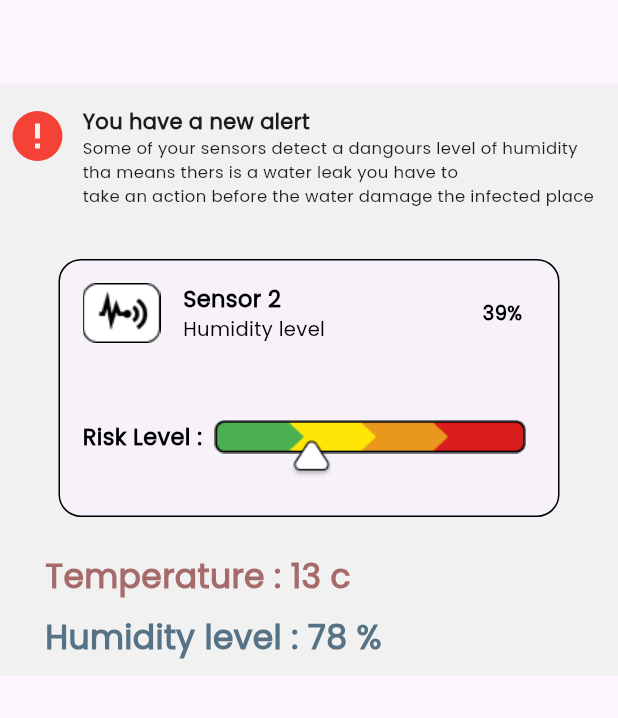
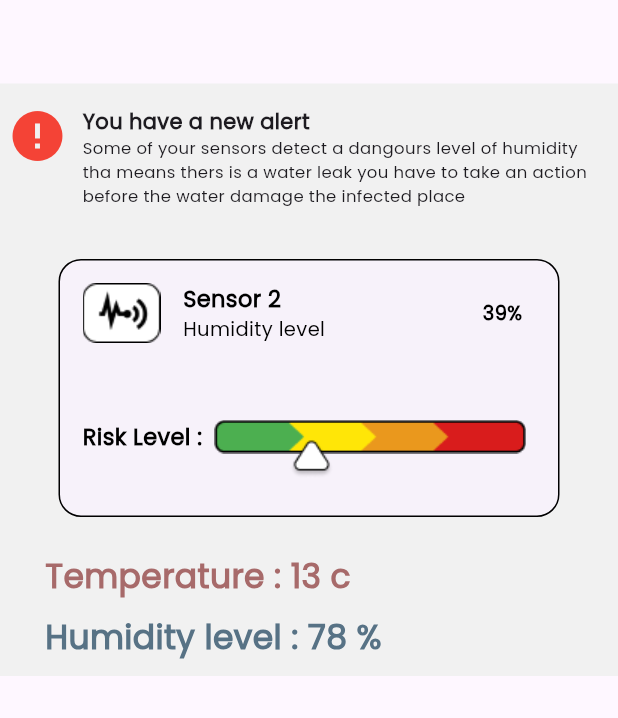
Before and after one commit to ahmedreda6/Drip-Alart, a Flutter app: the AlertsView screen opened by its route, after a tap on "You have a new alert", on a phone screen of 412 x 824 dp, the part 128-846 px from its top. Run offline on Flutter 3.47's test engine with Material 3 defaults, Android fonts, the phone set to English and light mode, and no system bars; our stand-ins replace cloud_firestore, curved_navigation_bar, firebase_auth, firebase_core, font_awesome_flutter, go_router and 4 more; accounts and stored records are empty.

Commit message:
refactor alerts view

```diff
--- /dev/null
+++ b/lib/Features/alerts/presentaion/views/alerts_view.dart
@@ -0,0 +1,13 @@
+import 'package:brain_box/Features/alerts/presentaion/views/widgets/alerts_body_view.dart';
+import 'package:flutter/material.dart';
+
+class AlertsView extends StatelessWidget {
+  const AlertsView({super.key});
+
+  @override
+  Widget build(BuildContext context) {
+    return const Scaffold(
+      body: AlertsBodyView(),
+    );
+  }
+}
--- a/lib/screens/alerts.dart
+++ b/lib/Features/alerts/presentaion/views/widgets/alerts_body_view.dart
@@ -1,14 +1,14 @@
 import 'package:brain_box/widgets/alert_notifications.dart';
 import 'package:flutter/material.dart';
 
-class AlertsView extends StatefulWidget {
-  const AlertsView({super.key});
+class AlertsBodyView extends StatefulWidget {
+  const AlertsBodyView({super.key});
 
   @override
-  State<AlertsView> createState() => _AlertsViewState();
+  State<AlertsBodyView> createState() => _AlertsViewState();
 }
 
-class _AlertsViewState extends State<AlertsView> {
+class _AlertsViewState extends State<AlertsBodyView> {
   @override
   Widget build(BuildContext context) {
     return Scaffold(
--- a/lib/core/helper/navigationbar.dart
+++ b/lib/core/helper/navigationbar.dart
@@ -1,5 +1,5 @@
 import 'package:brain_box/screens/Profile.dart';
-import 'package:brain_box/screens/alerts.dart';
+import 'package:brain_box/Features/alerts/presentaion/views/alerts_view.dart';
 import 'package:brain_box/screens/home.dart';
 import 'package:brain_box/screens/sensor.dart';
 import 'package:brain_box/widgets/add_sensor_bottom_sheet.dart';
--- a/lib/core/utils/app_router.dart
+++ b/lib/core/utils/app_router.dart
@@ -2,8 +2,8 @@ import 'package:brain_box/Features/splash/presentaion/views/splash_view.dart';
 import 'package:brain_box/core/helper/navigationbar.dart';
 import 'package:brain_box/screens/Profile.dart';
 import 'package:brain_box/screens/add_member.dart';
-import 'package:brain_box/screens/alert_datails.dart';
-import 'package:brain_box/screens/alerts.dart';
+import 'package:brain_box/Features/alerts/presentaion/views/alert_datails.dart';
+import 'package:brain_box/Features/alerts/presentaion/views/alerts_view.dart';
 import 'package:brain_box/screens/editinformation.dart';
 import 'package:brain_box/screens/forgot_password.dart';
 import 'package:brain_box/screens/home.dart';
--- a/lib/widgets/alart_container_widget.dart
+++ b/lib/widgets/alart_container_widget.dart
@@ -12,25 +12,25 @@ class AlertContainerWidget extends StatelessWidget {
       decoration: const BoxDecoration(
         color: Color(0xffF1F1F1),
       ),
-      child: const Column(
+      child: Column(
         crossAxisAlignment: CrossAxisAlignment.start,
         children: [
           Padding(
-            padding: EdgeInsets.symmetric(vertical: 15),
+            padding: const EdgeInsets.symmetric(vertical: 15),
             child: Row(
               crossAxisAlignment: CrossAxisAlignment.start,
               children: [
-                SizedBox(width: 5),
-                Icon(
+                const SizedBox(width: 5),
+                const Icon(
                   Icons.error,
                   color: Colors.red,
                   size: 40,
                 ),
-                SizedBox(width: 10),
+                const SizedBox(width: 10),
                 Column(
                   crossAxisAlignment: CrossAxisAlignment.start,
                   children: [
-                    Text(
+                    const Text(
                       'You have a new alert',
                       style: TextStyle(
                         fontSize: 14,
@@ -38,25 +38,16 @@ class AlertContainerWidget extends StatelessWidget {
                         fontWeight: FontWeight.bold,
                       ),
                     ),
-                    Text(
-                      'Some of your sensors detect a dangours level of humidity ',
-                      style: TextStyle(
-                        fontSize: 11,
-                        fontFamily: 'Poppins',
-                      ),
-                    ),
-                    Text(
-                      'tha means thers is a water leak you have to ',
-                      style: TextStyle(
-                        fontSize: 11,
-                        fontFamily: 'Poppins',
-                      ),
-                    ),
-                    Text(
-                      'take an action before the water damage the infected place ',
-                      style: TextStyle(
-                        fontSize: 11,
-                        fontFamily: 'Poppins',
+                    SizedBox(
+                      width: MediaQuery.of(context).size.width * 0.83,
+                      child: const Text(
+                        overflow: TextOverflow.ellipsis,
+                        maxLines: 3,
+                        'Some of your sensors detect a dangours level of humidity tha means thers is a water leak you have to take an action before the water damage the infected place',
+                        style: TextStyle(
+                          fontSize: 11,
+                          fontFamily: 'Poppins',
+                        ),
                       ),
                     ),
                   ],
@@ -64,14 +55,14 @@ class AlertContainerWidget extends StatelessWidget {
               ],
             ),
           ),
-          SizedBox(
+          const SizedBox(
             height: 15,
           ),
-          CustomDitalsSensorCard(),
-          SizedBox(
+          const CustomDitalsSensorCard(),
+          const SizedBox(
             height: 20,
           ),
-          Padding(
+          const Padding(
             padding: EdgeInsets.symmetric(horizontal: 30),
             child: Column(
               crossAxisAlignment: CrossAxisAlignment.start,
--- a/lib/widgets/alert_notifications.dart
+++ b/lib/widgets/alert_notifications.dart
@@ -20,21 +20,21 @@ class AlertNotifications extends StatelessWidget {
           decoration: const BoxDecoration(
             color: Color(0xffF1F1F1),
           ),
-          child: const Padding(
-            padding: EdgeInsets.symmetric(vertical: 15),
+          child: Padding(
+            padding: const EdgeInsets.symmetric(vertical: 15),
             child: Row(
               children: [
-                SizedBox(width: 5),
-                Icon(
+                const SizedBox(width: 5),
+                const Icon(
                   Icons.error,
                   color: Colors.red,
                   size: 40,
                 ),
-                SizedBox(width: 10),
+                const SizedBox(width: 10),
                 Column(
                   crossAxisAlignment: CrossAxisAlignment.start,
                   children: [
-                    Text(
+                    const Text(
                       'You have a new alert',
                       style: TextStyle(
                         fontSize: 14,
@@ -42,18 +42,16 @@ class AlertNotifications extends StatelessWidget {
                         fontWeight: FontWeight.bold,
                       ),
                     ),
-                    Text(
-                      'one of your sensor may detect a water leak you need',
-                      style: TextStyle(
-                        fontSize: 12,
-                        fontFamily: 'Poppins',
-                      ),
-                    ),
-                    Text(
-                      'to take an action immimmediately',
-                      style: TextStyle(
-                        fontSize: 12,
-                        fontFamily: 'Poppins',
+                    SizedBox(
+                      width: MediaQuery.of(context).size.width * 0.83,
+                      child: const Text(
+                        maxLines: 2,
+                        overflow: TextOverflow.ellipsis,
+                        'one of your sensor may detect a water leak you need to take an action immimmediately',
+                        style: TextStyle(
+                          fontSize: 12,
+                          fontFamily: 'Poppins',
+                        ),
                       ),
                     ),
                   ],
```
Also changed, not shown: lib/Features/alerts/presentaion/views/alert_datails.dart (renamed from lib/screens/alert_datails.dart).
